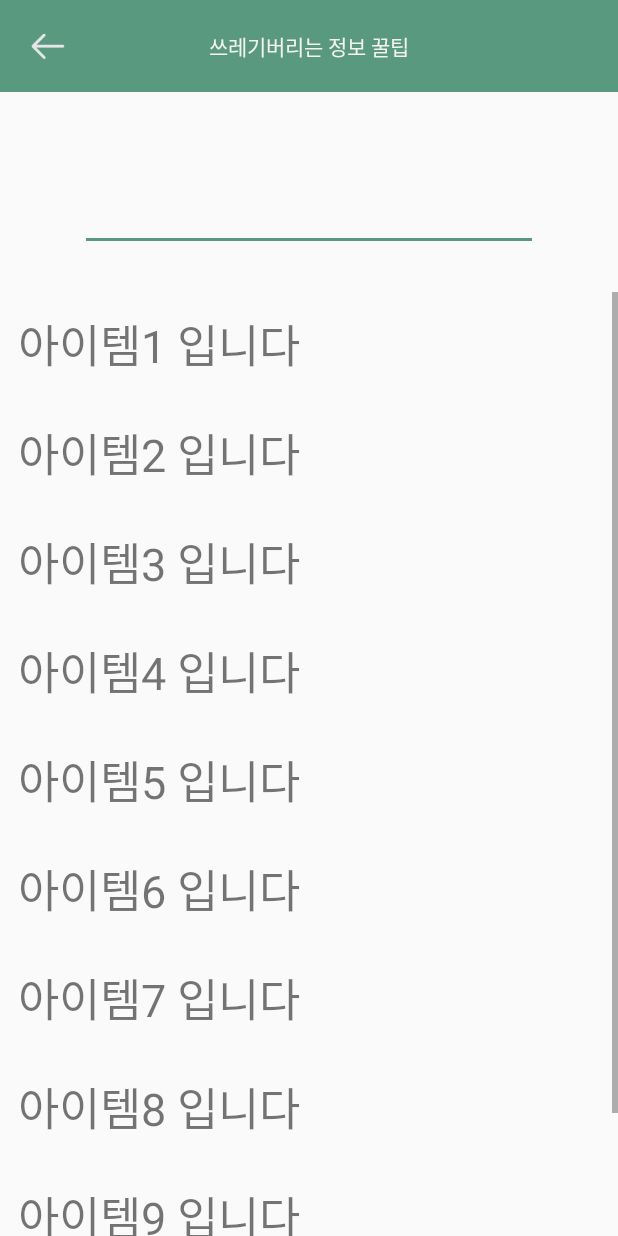
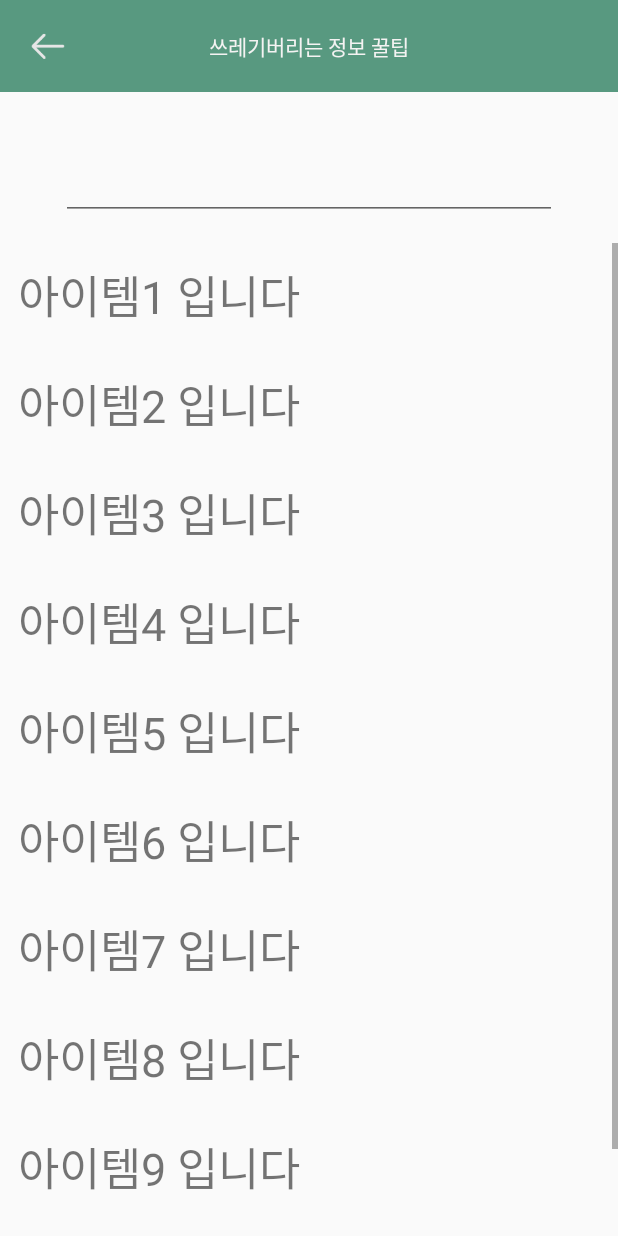
Before and after one commit to dev-elf/SeoulGarbage, an Android app: the BActivityCard3Activity screen opened directly, with no data from a screen before it, on a phone screen of 412 x 824 dp. Run offline under Robolectric (Android 15) with nearby library versions, the phone set to English and light mode, and no system bars; Roboto replaces fonts that are not available here; 1 statement that could not run was skipped.

Commit message:
필터러블을 추가했습니다

```diff
--- a/app/src/main/java/com/dev_elf/seoul/seoulgarbage/BActivityCard3Activity.java
+++ b/app/src/main/java/com/dev_elf/seoul/seoulgarbage/BActivityCard3Activity.java
@@ -1,6 +1,9 @@
 package com.dev_elf.seoul.seoulgarbage;
 
 import android.os.Bundle;
+import android.text.Editable;
+import android.text.TextWatcher;
+import android.widget.EditText;
 import android.widget.ListView;
 
 import com.dev_elf.seoul.seoulgarbage.acitivities.SActivity;
@@ -16,7 +19,25 @@ public class BActivityCard3Activity extends SActivity {
 
     ListView mListView; //버리는법 분류 expandable ListView 로 구현하는 것이 옳다 아이템을 누르면 확장되도록
     ArrayList<GarbageTip> tipItem = new ArrayList<>(); // 내용물 제목과 내용 두개(String, String)가 필드임
+    EditText searchText;
+    GarbageTipAdapter garbageTipAdapter;
 
+    TextWatcher searchTextChangeListener = new TextWatcher() {
+        @Override
+        public void beforeTextChanged(CharSequence charSequence, int i, int i1, int i2) {
+
+        }
+
+        @Override
+        public void onTextChanged(CharSequence charSequence, int i, int i1, int i2) {
+            garbageTipAdapter.getFilter().filter(charSequence.toString());
+        }
+
+        @Override
+        public void afterTextChanged(Editable editable) {
+
+        }
+    };
 
 
     @Override
@@ -34,6 +55,29 @@ public class BActivityCard3Activity extends SActivity {
          */
         for(int i=1; i<=10;i++) tipItem.add(new GarbageTip("아이템"+i+" 입니다", "내용물입니다.\n이건 "+i+"번째 내용물입니다."));
         mListView = (ListView) findViewById(R.id.tipList);
-        mListView.setAdapter(new GarbageTipAdapter(this, tipItem));
+        garbageTipAdapter = new GarbageTipAdapter(this, tipItem);
+
+        searchText = (EditText) findViewById(R.id.searchText);
+        searchText.addTextChangedListener(new TextWatcher() {
+            @Override
+            public void beforeTextChanged(CharSequence charSequence, int i, int i1, int i2) {
+
+            }
+
+            @Override
+            public void onTextChanged(CharSequence s, int i, int i1, int i2) {
+                garbageTipAdapter.getFilter().filter(s);
+            }
+
+            @Override
+            public void afterTextChanged(Editable editable) {
+
+            }
+        });
+
+        mListView.setAdapter(garbageTipAdapter);
     }
+
+
+
 }
--- a/app/src/main/java/com/dev_elf/seoul/seoulgarbage/models/GarbageTip.java
+++ b/app/src/main/java/com/dev_elf/seoul/seoulgarbage/models/GarbageTip.java
@@ -4,8 +4,8 @@ package com.dev_elf.seoul.seoulgarbage.models;
  * Created by dnay2 on 2016-09-05.
  */
 public class GarbageTip {
-    String title;
-    String contents;
+    public String title;
+    public String contents;
 
     public GarbageTip(String title, String contents) {
         this.title = title;
@@ -19,4 +19,12 @@ public class GarbageTip {
     public String getContents() {
         return contents;
     }
+
+    @Override
+    public String toString() {
+        return "GarbageTip{" +
+                "title='" + title + '\'' +
+                ", contents='" + contents + '\'' +
+                '}';
+    }
 }
--- a/app/src/main/res/layout/b_activity_card3.xml
+++ b/app/src/main/res/layout/b_activity_card3.xml
@@ -9,18 +9,24 @@
     <include layout="@layout/d_tool_actionbar"/>
 
     <LinearLayout
+        android:focusable="true"
+        android:focusableInTouchMode="true"
         android:layout_width="match_parent"
-        android:layout_height="150px"
-        android:layout_marginLeft="50px"
-        android:layout_marginRight="50px"
-        android:layout_marginTop="50px"
+        android:layout_height="75dp"
+        android:layout_marginLeft="25dp"
+        android:layout_marginRight="25dp"
+        android:layout_marginTop="25dp"
         android:gravity="center_vertical">
 
         <EditText
+            android:id="@+id/searchText"
+            android:singleLine="true"
             android:layout_width="match_parent"
             android:layout_height="wrap_content"
-            android:layout_marginLeft="30px"
-            android:layout_marginRight="30px"/>
+            android:layout_marginLeft="15dp"
+            android:layout_marginRight="15dp">
+
+        </EditText>
 
     </LinearLayout>
 
```
Also changed, not shown: app/src/main/java/com/dev_elf/seoul/seoulgarbage/adapters/GarbageTipAdapter.java (+52 -1 lines).
